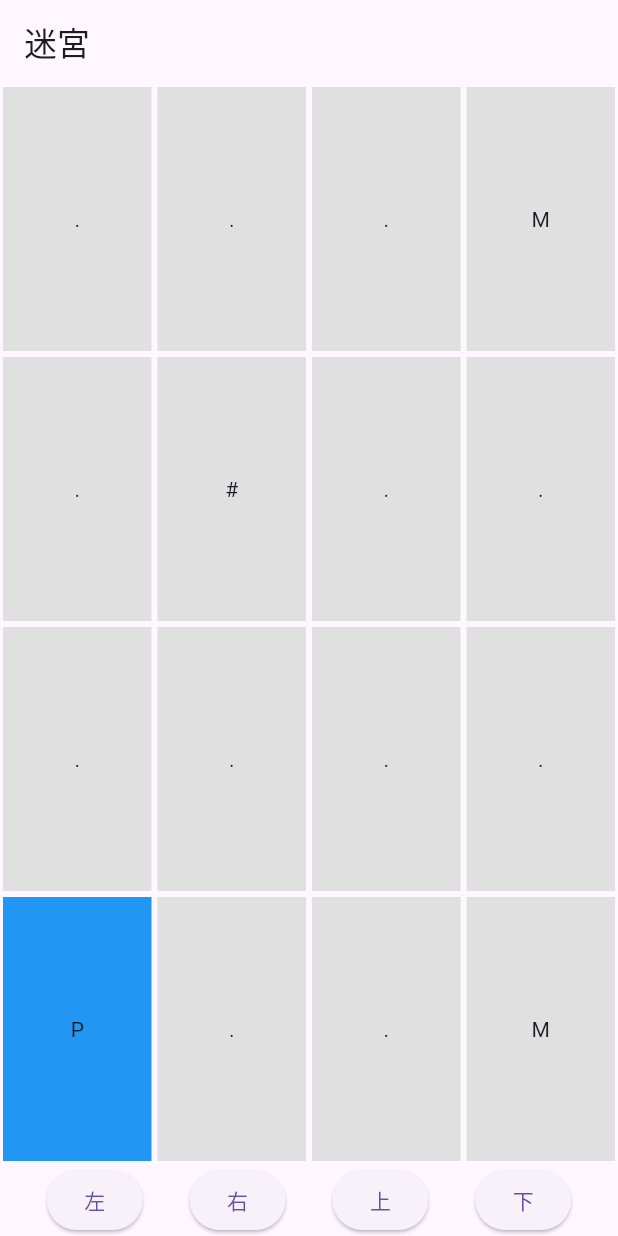
After one commit to xavier1104/flutter_rpg, a Flutter app: the screen it shows after launch, on a phone screen of 412 x 824 dp. The commit adds this screen. Run offline on Flutter 3.47's test engine with Material 3 defaults, Android fonts, the phone set to English and light mode, and no system bars.

Commit message:
加上迷宮地圖

```diff
--- /dev/null
+++ b/lib/map_screen.dart
@@ -0,0 +1,107 @@
+import 'package:flutter/material.dart';
+import 'package:flutter_rpg/main.dart';
+
+class MapScreen extends StatefulWidget{
+  const MapScreen({super.key});
+
+  @override
+  State<MapScreen> createState() => _MapScreenState();
+}
+
+class _MapScreenState extends State<MapScreen>{
+  int playerRow = 3;
+  int playerCol = 0;
+  List<List<String>> map = [
+    ['.', '.', '.', 'M'],
+    ['.', '#', '.', '.'],
+    ['.', '.', '.', '.'],
+    ['.', '.', '.', 'M'],
+  ];
+
+  void move(int rowDelta, int colDelta){
+    setState(() {
+      playerCol += colDelta;
+      playerRow += rowDelta;
+
+      if (playerCol > map[0].length - 1){
+        playerCol = map[0].length - 1;
+      }
+      else if(playerCol < 0){
+        playerCol = 0;
+      }
+
+      if (playerRow > map.length - 1){
+        playerRow = map.length - 1;
+      }
+      else if(playerRow < 0){
+        playerRow = 0;
+      }
+
+    });
+
+    checkTile();
+  }
+
+  void checkTile() async{
+    String tile = map[playerRow][playerCol];
+    if(tile == "M"){
+      final result = await Navigator.push(
+        context,
+        MaterialPageRoute(builder: (context)=>const GameScreen()),
+      );
+
+      if (result == true){
+        setState(() {
+          map[playerRow][playerCol] = '.';
+        });
+      }
+    }
+  }
+
+  @override
+  Widget build(BuildContext context){
+    return Scaffold(
+      appBar: AppBar(title: Text("迷宮"),),
+      body: Column(
+        children: [
+          Expanded(
+            child: LayoutBuilder(builder: (context, constraints) {
+              double cellWidth = constraints.maxWidth / map[0].length;
+              double cellHeight = constraints.maxHeight / map.length;
+              double aspectRatio = cellWidth / cellHeight;
+
+              return GridView.builder(
+                physics: const NeverScrollableScrollPhysics(),
+                gridDelegate: SliverGridDelegateWithFixedCrossAxisCount(
+                  crossAxisCount: map[0].length,
+                  childAspectRatio: aspectRatio,
+                ),
+                itemCount: map.length * map[0].length,
+                itemBuilder: (context, index){
+                  int row = index ~/ map[0].length;
+                  int col = index % map[0].length;
+
+                  bool isPlayer = (row == playerRow && col == playerCol);
+
+                  return Container(
+                    margin: const EdgeInsets.all(2),
+                    color: isPlayer? Colors.blue : Colors.grey[300],
+                    child: Center(child: Text(isPlayer? "P" : map[row][col])),
+                  );
+                },
+              );
+            })),
+            Row(
+              mainAxisAlignment: MainAxisAlignment.spaceEvenly,
+              children: [
+                ElevatedButton(onPressed: (){move(0, -1);}, child: const Text("左")),
+                ElevatedButton(onPressed: (){move(0, 1);}, child: const Text("右")),
+                ElevatedButton(onPressed: (){move(-1, 0);}, child: const Text("上")),
+                ElevatedButton(onPressed: (){move(1, 0);}, child: const Text("下")),
+              ],
+            )
+        ]
+        ),
+      );
+  }
+}
--- a/pubspec.yaml
+++ b/pubspec.yaml
@@ -87,8 +87,3 @@ flutter:
   #
   # For details regarding fonts from package dependencies,
   # see https://flutter.dev/to/font-from-package
-
-peanut:
-  config:
-    web:
-      build-args: ['--base-href', '/flutter_rpg/']
```
Also changed, not shown: lib/main.dart (+23 -1 lines).
